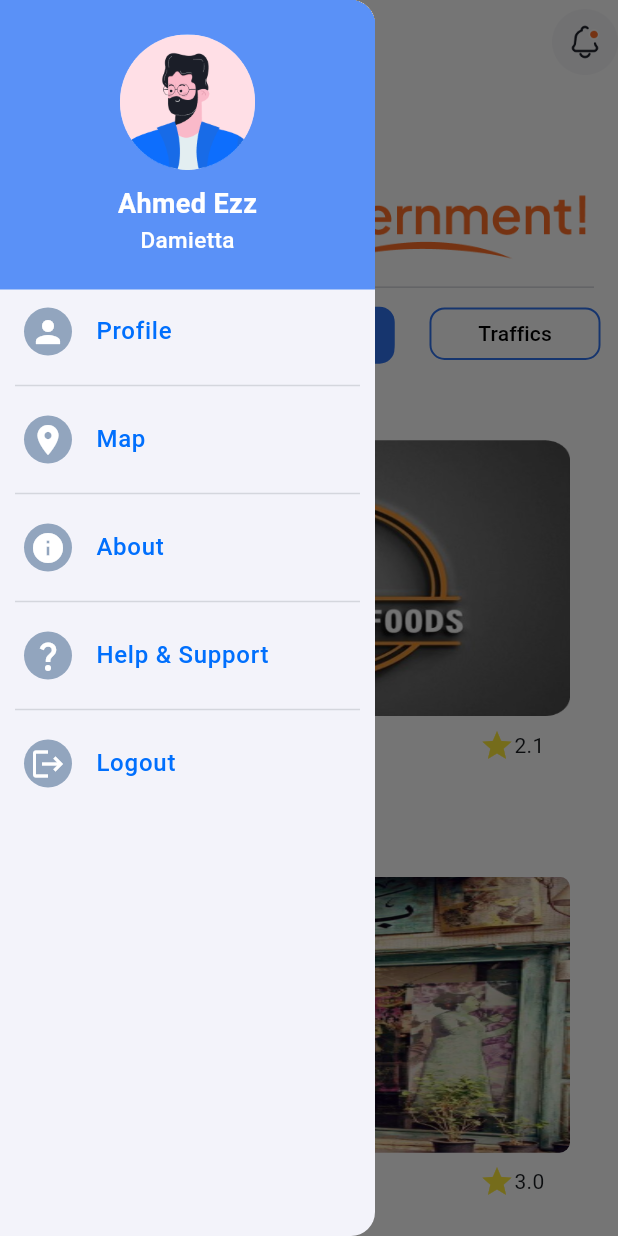
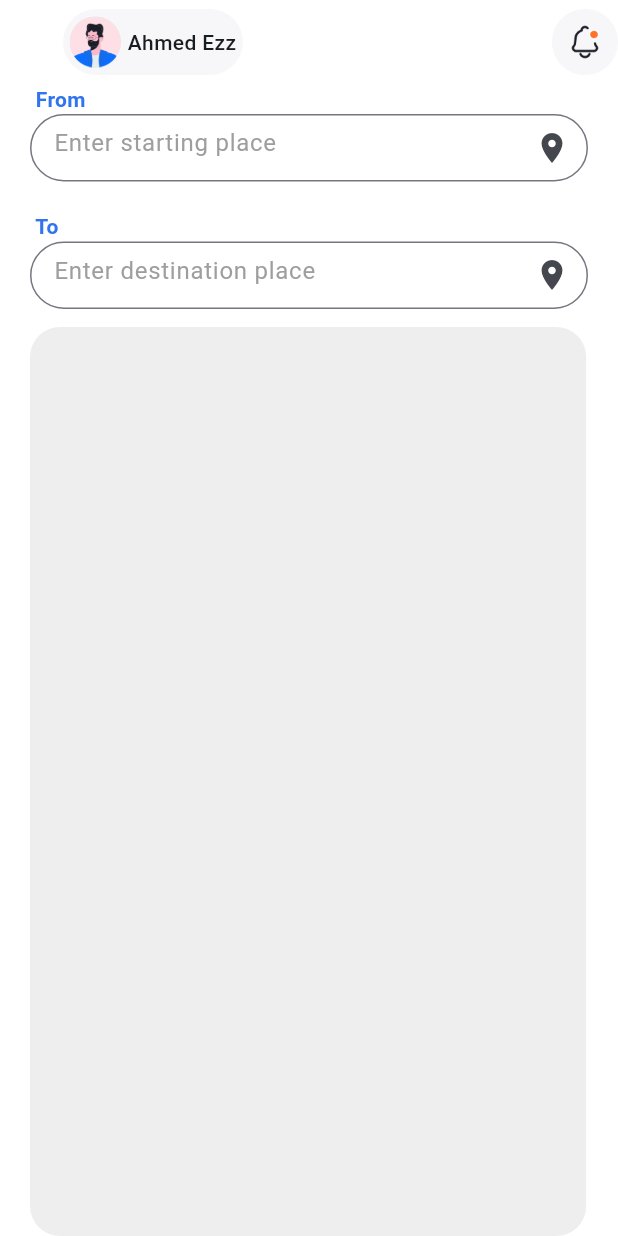
Before and after one commit to M2DJ/Flutter_Tourist_App, a Flutter app: the HomePage screen opened directly, tab 2 chosen, after a tap on "Ahmed Ezz", after a tap on "Map", on a phone screen of 412 x 824 dp. Run offline on Flutter 3.47's test engine with Material 3 defaults, Android fonts, the phone set to English and light mode, and no system bars; our stand-ins replace font_awesome_flutter, google_fonts, smooth_page_indicator.

Commit message:
Added (notifications, help&support and map) screens

```diff
--- a/lib/app_styles.dart
+++ b/lib/app_styles.dart
@@ -85,10 +85,10 @@ class AppStyles {
   }) {
     return InputDecoration(
       filled: true,
-      fillColor: Color(0xffF7F7F9),
+      fillColor:const Color(0xffF7F7F9),
       hintText: hintText,
       hintStyle: GoogleFonts.inter(
-        color: Color.fromARGB(255, 180, 180, 180),
+        color: const Color.fromARGB(255, 180, 180, 180),
         fontSize: 14,
       ),
 
--- /dev/null
+++ b/lib/map_screen/customSearchFields.dart
@@ -0,0 +1,64 @@
+import 'package:flutter/material.dart';
+
+class CustomSearchField extends StatelessWidget {
+  final String label;
+  final String hint;
+  final TextEditingController controller;
+  final List<String> suggestions;
+  final Function(String) onChanged;
+  final Function(String) onSuggestionSelected;
+
+  const CustomSearchField({
+    super.key,
+    required this.label,
+    required this.hint,
+    required this.controller,
+    required this.suggestions,
+    required this.onChanged,
+    required this.onSuggestionSelected,
+  });
+
+  @override
+  Widget build(BuildContext context) {
+    return Column(
+      crossAxisAlignment: CrossAxisAlignment.start,
+      children: [
+        Text(
+          " $label",
+          style: const TextStyle(
+            color: Color(0xff3174F0),
+            fontWeight: FontWeight.w600,
+          ),
+        ),
+        SizedBox(
+          height: 45,
+          child: TextField(
+            controller: controller,
+            decoration: InputDecoration(
+              border: const OutlineInputBorder(
+                borderRadius: BorderRadius.all(Radius.circular(23)),
+              ),
+              suffixIcon: const Icon(Icons.location_on),
+              hintText: hint,
+              hintStyle: const TextStyle(color: Colors.grey)
+            ),
+            onChanged: onChanged,
+          ),
+        ),
+        if (suggestions.isNotEmpty)
+          Container(
+            height: 150,
+            child: ListView.builder(
+              itemCount: suggestions.length,
+              itemBuilder: (context, index) {
+                return ListTile(
+                  title: Text(suggestions[index]),
+                  onTap: () => onSuggestionSelected(suggestions[index]),
+                );
+              },
+            ),
+          ),
+      ],
+    );
+  }
+}
--- /dev/null
+++ b/lib/map_screen/map_screen.dart
@@ -0,0 +1,92 @@
+import 'package:flutter/material.dart';
+import 'package:my_governate_app/map_screen/customSearchFields.dart';
+import 'package:my_governate_app/widgets/custom_app_bar.dart';
+
+class MapScreen extends StatefulWidget {
+  const MapScreen({super.key});
+
+  @override
+  State<MapScreen> createState() => _MapScreenState();
+}
+
+class _MapScreenState extends State<MapScreen> {
+  final TextEditingController fromController = TextEditingController();
+  final TextEditingController toController = TextEditingController();
+
+  final List<String> places = [
+    "New Cairo",
+    "6th of October",
+    "Nasr City",
+    "Heliopolis",
+  ];
+
+  List<String> fromSuggestions = [];
+  List<String> toSuggestions = [];
+
+  void updateFromSuggestions(String query) {
+    setState(() {
+      fromSuggestions = places
+          .where((place) => place.toLowerCase().contains(query.toLowerCase()))
+          .toList();
+    });
+  }
+
+  void updateToSuggestions(String query) {
+    setState(() {
+      toSuggestions = places
+          .where((place) => place.toLowerCase().contains(query.toLowerCase()))
+          .toList();
+    });
+  }
+
+  @override
+  Widget build(BuildContext context) {
+    return Scaffold(
+      backgroundColor: Colors.white,
+      appBar: const CustomAppBar(),
+      body: Padding(
+        padding: const EdgeInsets.symmetric(horizontal: 20),
+        child: Column(
+          crossAxisAlignment: CrossAxisAlignment.start,
+          children: [
+            CustomSearchField(
+              label: "From",
+              controller: fromController,
+              hint: "Enter starting place",
+              suggestions: fromSuggestions,
+              onChanged: updateFromSuggestions,
+              onSuggestionSelected: (value) {
+                fromController.text = value;
+                setState(() => fromSuggestions.clear());
+              },
+            ),
+            const SizedBox(height: 20),
+            CustomSearchField(
+              label: "To",
+              controller: toController,
+              hint: "Enter destination place",
+              suggestions: toSuggestions,
+              onChanged: updateToSuggestions,
+              onSuggestionSelected: (value) {
+                toController.text = value;
+                setState(() => toSuggestions.clear());
+              },
+            ),
+            const SizedBox(
+              height: 12,
+            ),
+            Expanded(
+              child: Container(
+                height: MediaQuery.sizeOf(context).height * 0.7,
+                width: MediaQuery.sizeOf(context).width * 0.9,
+                decoration: BoxDecoration(
+                    color: Colors.grey[200],
+                    borderRadius: BorderRadius.circular(20)),
+              ),
+            )
+          ],
+        ),
+      ),
+    );
+  }
+}
--- a/lib/widgets/custom_drawer.dart
+++ b/lib/widgets/custom_drawer.dart
@@ -1,4 +1,6 @@
 import 'package:flutter/material.dart';
+import 'package:my_governate_app/help_and_support/help_and_support.dart';
+import 'package:my_governate_app/map_screen/map_screen.dart';
 import 'package:my_governate_app/widgets/custom_list_tile.dart';
 
 class CustomDrawer extends StatelessWidget {
@@ -56,12 +58,21 @@ class CustomDrawer extends StatelessWidget {
             endIndent: 10,
             indent: 10,
           ),
-          const CustomListTile(
+          GestureDetector(
+            onTap: () {
+              Navigator.push(context, MaterialPageRoute(
+                builder: (context) {
+                  return const MapScreen();
+                },
+              ));
+            },
+            child: const CustomListTile(
                 title: "Map",
                 icon: Icon(
                   Icons.location_on,
                   color: Colors.white,
                 )),
+          ),
           const Divider(
             color: Color(0xffD4D6DD),
             endIndent: 10,
@@ -78,12 +89,21 @@ class CustomDrawer extends StatelessWidget {
             endIndent: 10,
             indent: 10,
           ),
-          const CustomListTile(
+          GestureDetector(
+            onTap: () {
+              Navigator.push(context, MaterialPageRoute(
+                builder: (context) {
+                  return const HelpSupportPage();
+                },
+              ));
+            },
+            child: const CustomListTile(
                 title: "Help & Support",
                 icon: Icon(
                   Icons.question_mark_outlined,
                   color: Colors.white,
                 )),
+          ),
           const Divider(
             color: Color(0xffD4D6DD),
             endIndent: 10,
--- a/lib/widgets/custom_list_tile.dart
+++ b/lib/widgets/custom_list_tile.dart
@@ -7,9 +7,7 @@ class CustomListTile extends StatelessWidget {
 
   @override
   Widget build(BuildContext context) {
-    return GestureDetector(
-      onTap: () {},
-      child: ListTile(
+    return ListTile(
       title: Text(title!,
           style: const TextStyle(
               color: Color(0xff006FFD), fontWeight: FontWeight.w500)),
@@ -18,8 +16,6 @@ class CustomListTile extends StatelessWidget {
         backgroundColor: const Color.fromARGB(255, 146, 165, 190),
         child: icon,
       ),
-        onTap: () {},
-      ),
     );
   }
 }
```
Also changed, not shown: lib/help_and_support/help_and_support.dart (added, +107 -0 lines), lib/models/notification_model.dart (added, +13 -0 lines), lib/notification/custom_notification.dart (added, +62 -0 lines), lib/notification/no_notifications.dart (added, +35 -0 lines), lib/notification/notification_screens.dart (added, +85 -0 lines), lib/widgets/custom_app_bar.dart (+11 -3 lines), assets/icons/noNotificationICon.png (added), assets/images/notify2.png (added), assets/images/notify3.png (added), assets/images/notify4.png (added), assets/images/notify5.png (added), assets/images/notifyIcon.png (added), 1 other file. Lines whose indentation alone changed are shown as unchanged.
